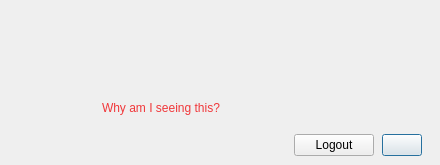
The window that src/MEGASync/gui/win/VerifyLockMessage.ui (meganz/MEGAsync) describes before a commit, drawn with Qt 5.
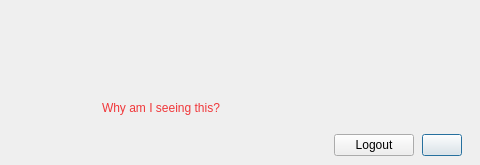
The same window after the commit.

Patch:
```diff
--- a/src/MEGASync/gui/win/VerifyLockMessage.ui
+++ b/src/MEGASync/gui/win/VerifyLockMessage.ui
@@ -6,19 +6,19 @@
    <rect>
     <x>0</x>
     <y>0</y>
-    <width>440</width>
+    <width>480</width>
     <height>165</height>
    </rect>
   </property>
   <property name="minimumSize">
    <size>
-    <width>440</width>
+    <width>480</width>
     <height>165</height>
    </size>
   </property>
   <property name="maximumSize">
    <size>
-    <width>440</width>
+    <width>480</width>
     <height>165</height>
    </size>
   </property>
```
